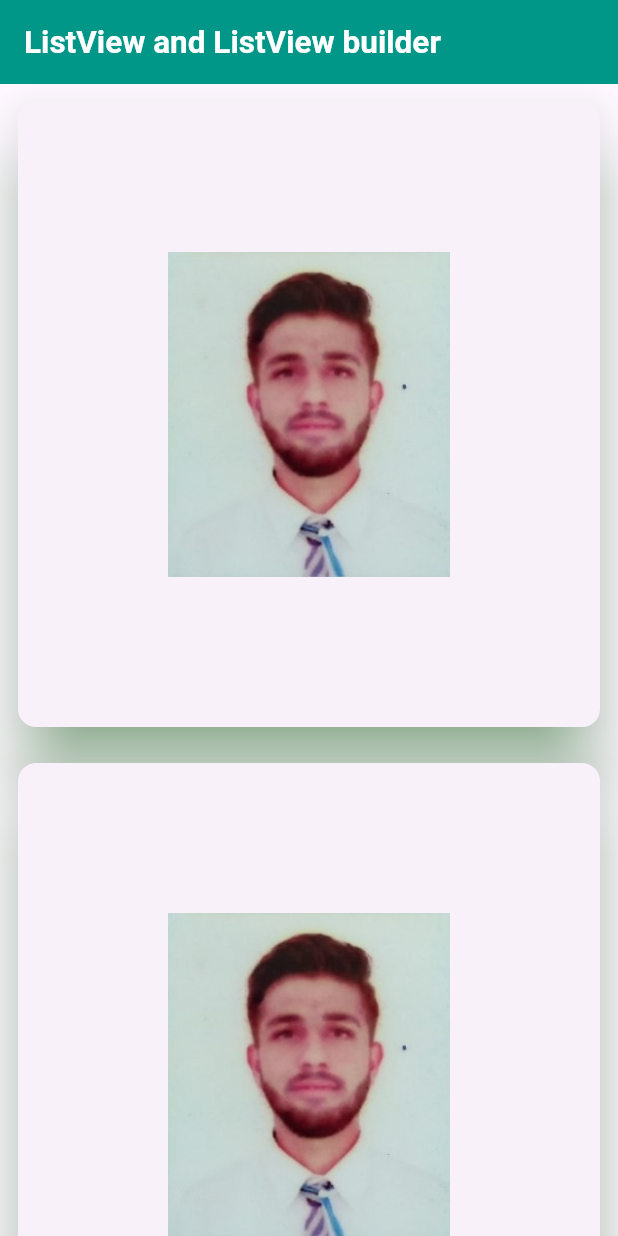
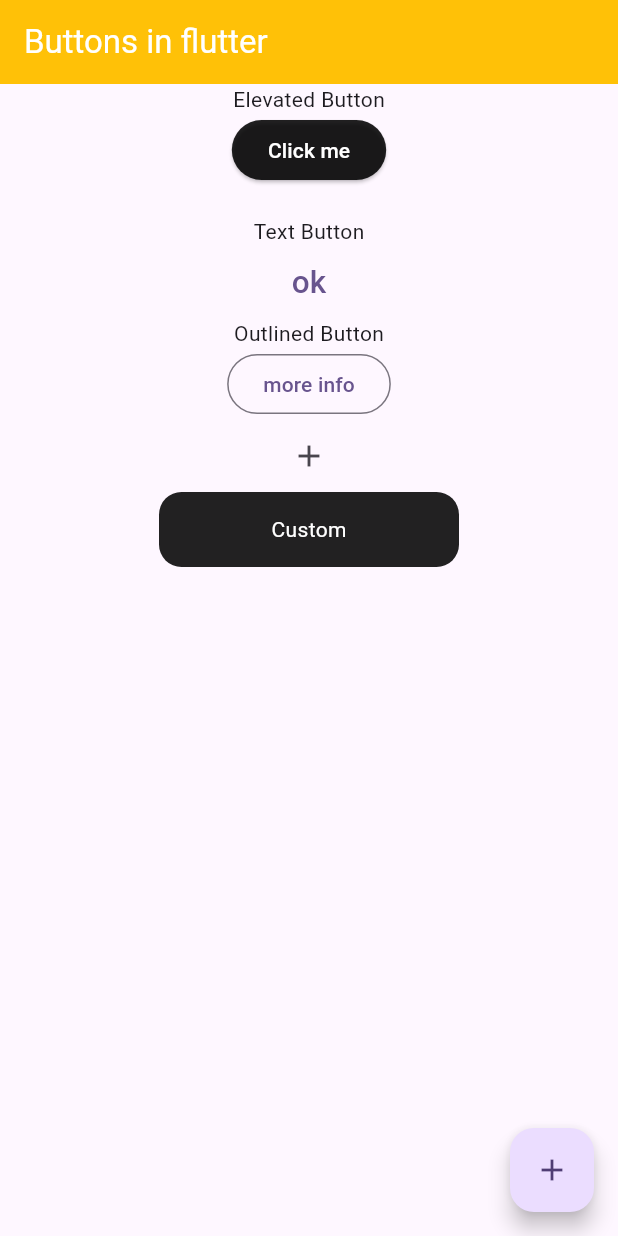
Before and after one commit to Malik399758/flutter_urraan_batch40_ui, a Flutter app: the screen it shows after launch, on a phone screen of 412 x 824 dp. Run offline on Flutter 3.47's test engine with Material 3 defaults, Android fonts, the phone set to English and light mode, and no system bars.

Commit message:
List tile and buttons

```diff
--- /dev/null
+++ b/lib/flutter_ui/buttons.dart
@@ -0,0 +1,71 @@
+import 'package:flutter/cupertino.dart';
+import 'package:flutter/material.dart';
+
+class Buttons extends StatefulWidget {
+  const Buttons({super.key});
+
+  @override
+  State<Buttons> createState() => _ButtonsState();
+}
+
+class _ButtonsState extends State<Buttons> {
+  @override
+  Widget build(BuildContext context) {
+    return Scaffold(
+      appBar: AppBar(
+        title: Text('Buttons in flutter',style: TextStyle(color: Colors.white),),
+        backgroundColor: Colors.amber,
+      ),
+      body: Center(
+        child: Column(
+          children: [
+            // Elevated button
+            Text('Elevated Button'),
+            ElevatedButton(
+              style: ElevatedButton.styleFrom(
+                backgroundColor: Colors.black87
+              ),
+                onPressed: (){
+              print('This is elevated button here');
+            }, child: Text('Click me',style: TextStyle(color: Colors.white),)),
+            SizedBox(height: 20,),
+            // Text button
+            Text('Text Button'),
+            TextButton(onPressed: (){
+              print('This is Text button');
+            }, child: Text('ok',style: TextStyle(fontSize: 21),)),
+            // outlined button
+            Text('Outlined Button'),
+            OutlinedButton(onPressed: (){
+              print('This is outlined button');
+            }, child: Text('more info')),
+            IconButton(onPressed: (){
+              print('This is icon button');
+            }, icon: Icon(Icons.add)),
+
+            // Customize button
+            InkWell(
+              onTap: (){
+                print('This is customize button');
+              },
+              child: Container(
+                width: 200,
+                height: 50,
+                decoration: BoxDecoration(
+                  borderRadius: BorderRadius.circular(15),
+                  color: Colors.black87
+                ),
+                child: Center(child: Text('Custom',style: TextStyle(color: Colors.white),)),
+              ),
+            )
+          ],
+        ),
+      ),
+      floatingActionButton: FloatingActionButton(
+        onPressed: (){
+          print('This is a Floating button');
+        },
+      child: Icon(Icons.add),),
+    );
+  }
+}
--- a/lib/main.dart
+++ b/lib/main.dart
@@ -1,8 +1,10 @@
 import 'package:flutter/material.dart';
 import 'package:flutter_urraan_session_batch40_ui/flutter_ui/alignment_and_text.dart';
 import 'package:flutter_urraan_session_batch40_ui/flutter_ui/assets_image_widget.dart';
+import 'package:flutter_urraan_session_batch40_ui/flutter_ui/buttons.dart';
 import 'package:flutter_urraan_session_batch40_ui/flutter_ui/container.dart';
 import 'package:flutter_urraan_session_batch40_ui/flutter_ui/expanded_wrap_widget.dart';
+import 'package:flutter_urraan_session_batch40_ui/flutter_ui/list_tile.dart';
 import 'package:flutter_urraan_session_batch40_ui/flutter_ui/listviewScreen.dart';
 import 'package:flutter_urraan_session_batch40_ui/flutter_ui/row_column.dart';
 import 'package:flutter_urraan_session_batch40_ui/flutter_ui/textfield.dart';
@@ -39,7 +41,9 @@ class MyApp extends StatelessWidget {
         colorScheme: ColorScheme.fromSeed(seedColor: Colors.deepPurple),
         useMaterial3: true,
       ),
-      home: Listviewscreen()
+      home:Buttons()
+      //ListTileScreen()
+      //Listviewscreen()
       //TextfieldScreen()
       //ExpandedWrapWidget()
       //AssetsImageWidget(),
```
Also changed, not shown: lib/flutter_ui/list_tile.dart (added, +43 -0 lines).
